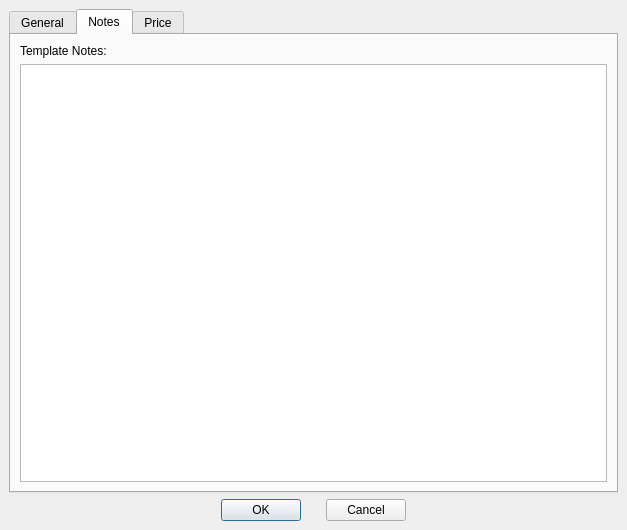
tomkins/spellcraftcalc, file Options.ui: the form before one commit.
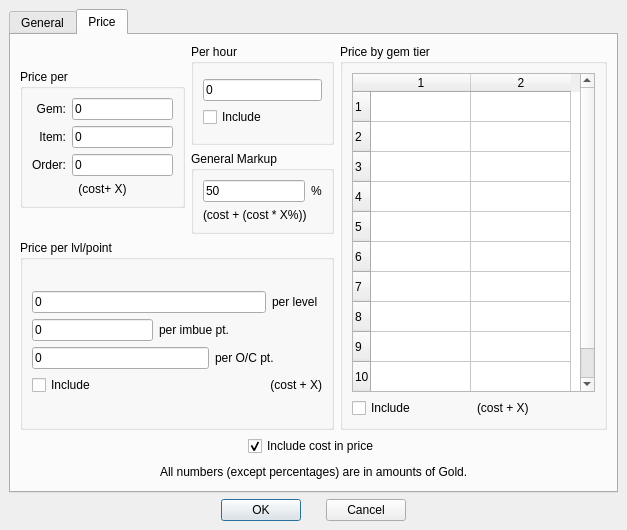
The form after the commit. The open tabs and pages were chosen to show the change.

Commit message: Pull template-specifics from Options

What changed in the file:
```diff
--- a/Options.ui
+++ b/Options.ui
@@ -173,39 +173,6 @@
          </item>
         </layout>
        </widget>
-       <widget class="QWidget" name="Notes" >
-        <attribute name="title" >
-         <string>Notes</string>
-        </attribute>
-        <layout class="QVBoxLayout" >
-         <property name="margin" >
-          <number>9</number>
-         </property>
-         <property name="spacing" >
-          <number>6</number>
-         </property>
-         <item>
-          <layout class="QVBoxLayout" >
-           <property name="margin" >
-            <number>0</number>
-           </property>
-           <property name="spacing" >
-            <number>6</number>
-           </property>
-           <item>
-            <widget class="QLabel" name="TextLabel2_2" >
-             <property name="text" >
-              <string>Template Notes:</string>
-             </property>
-            </widget>
-           </item>
-           <item>
-            <widget class="QTextEdit" name="NoteText" />
-           </item>
-          </layout>
-         </item>
-        </layout>
-       </widget>
        <widget class="QWidget" name="Price" >
         <attribute name="title" >
          <string>Price</string>
```
